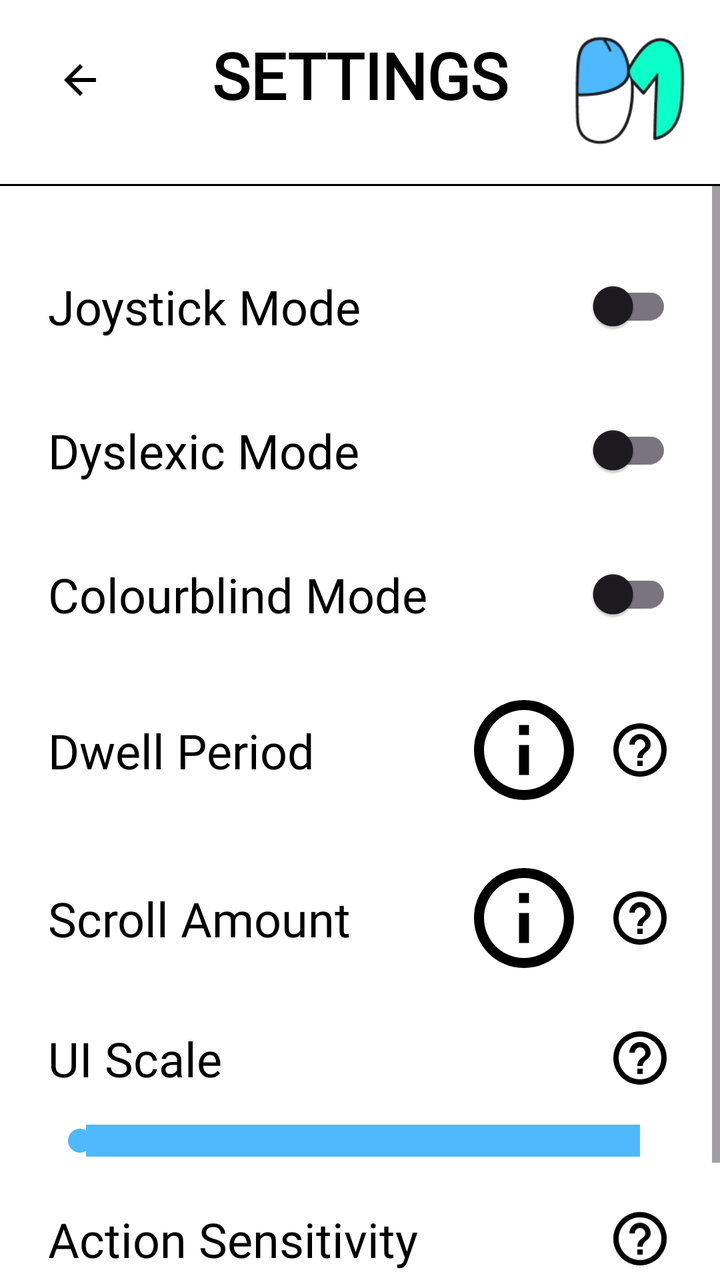
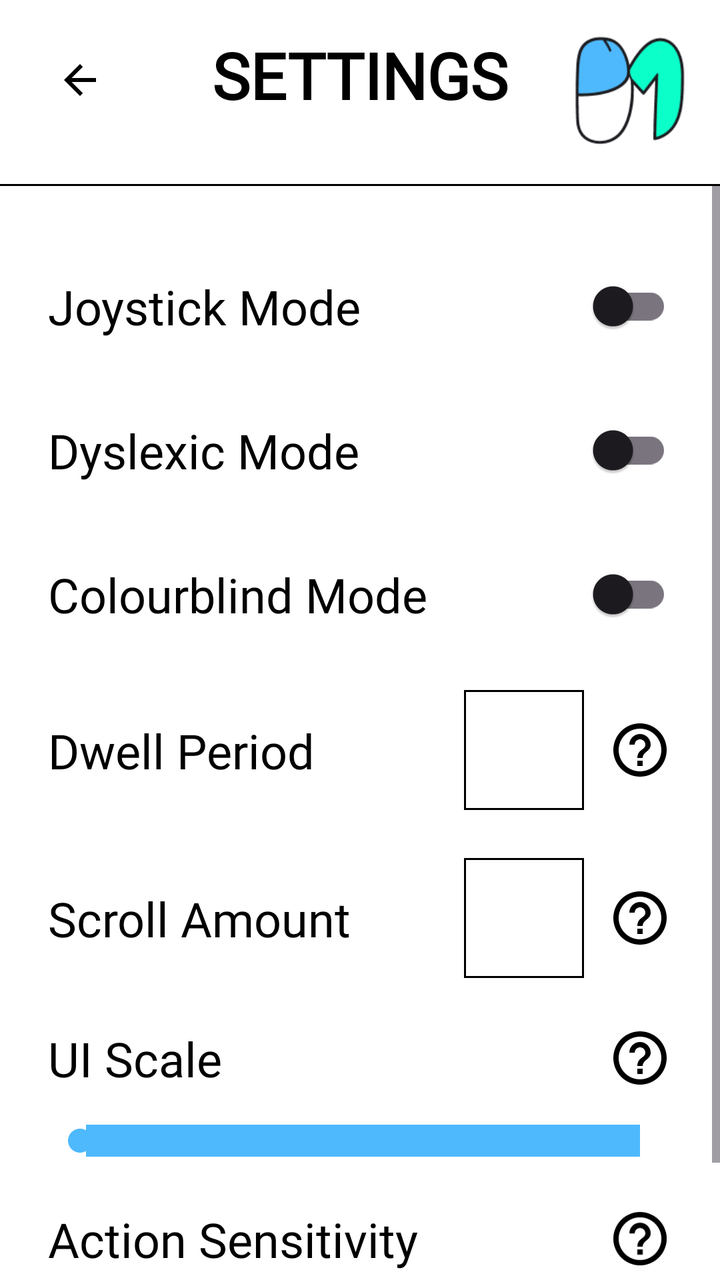

Screens rendered from an Android XML layout before and after an edit, with the pre-edit source and the edit as a unified diff.
<!-- AndroidManifest.xml: application theme Theme.Phomouse -->
<!-- res/layout/screen_settings.xml -->
<?xml version="1.0" encoding="utf-8"?>
<androidx.constraintlayout.widget.ConstraintLayout xmlns:android="http://schemas.android.com/apk/res/android"
    xmlns:app="http://schemas.android.com/apk/res-auto"
    android:id="@+id/screen_settings"
    android:layout_width="match_parent"
    android:layout_height="match_parent"
    android:background="@color/white">

    <androidx.constraintlayout.widget.ConstraintLayout
        android:id="@+id/header_settings"
        android:layout_width="match_parent"
        android:layout_height="wrap_content"
        android:padding="16dp"
        app:layout_constraintTop_toTopOf="parent">

        <ImageButton
            android:id="@+id/btn_back_settings"
            android:layout_width="48dp"
            android:layout_height="48dp"
            android:src="@drawable/ic_arrow_back"
            android:background="?attr/selectableItemBackgroundBorderless"
            app:layout_constraintStart_toStartOf="parent"
            app:layout_constraintTop_toTopOf="parent" />

        <TextView
            android:layout_width="wrap_content"
            android:layout_height="wrap_content"
            android:text="SETTINGS"
            android:textSize="32sp"
            android:textStyle="bold"
            android:textColor="@color/black"
            android:fontFamily="@font/atkinson"
            app:layout_constraintStart_toStartOf="parent"
            app:layout_constraintEnd_toEndOf="parent"
            app:layout_constraintTop_toTopOf="parent" />

        <ImageView
            android:id="@+id/logo_settings"
            android:layout_width="60dp"
            android:layout_height="60dp"
            android:src="@drawable/ic_logo"
            app:layout_constraintEnd_toEndOf="parent"
            app:layout_constraintTop_toTopOf="parent" />

    </androidx.constraintlayout.widget.ConstraintLayout>

    <View
        android:id="@+id/divider_settings"
        android:layout_width="match_parent"
        android:layout_height="1dp"
        android:background="@color/black"
        app:layout_constraintTop_toBottomOf="@id/header_settings" />

    <ScrollView
        android:layout_width="match_parent"
        android:layout_height="0dp"
        app:layout_constraintTop_toBottomOf="@id/divider_settings"
        app:layout_constraintBottom_toBottomOf="parent">

        <LinearLayout
            android:layout_width="match_parent"
            android:layout_height="wrap_content"
            android:orientation="vertical"
            android:padding="24dp">

            
            <androidx.constraintlayout.widget.ConstraintLayout
                android:layout_width="match_parent"
                android:layout_height="wrap_content"
                android:paddingVertical="12dp">
                <TextView
                    android:layout_width="0dp"
                    android:layout_height="wrap_content"
                    android:text="Joystick Mode"
                    android:textSize="24sp"
                    android:textColor="@color/black"
                    android:fontFamily="@font/atkinson"
                    app:layout_constraintStart_toStartOf="parent"
                    app:layout_constraintEnd_toStartOf="@id/switch_joystick"
                    app:layout_constraintTop_toTopOf="parent"
                    app:layout_constraintBottom_toBottomOf="parent"/>
                <androidx.appcompat.widget.SwitchCompat
                    android:id="@+id/switch_joystick"
                    android:layout_width="wrap_content"
                    android:layout_height="wrap_content"
                    app:layout_constraintEnd_toEndOf="parent"
                    app:layout_constraintTop_toTopOf="parent"
                    app:layout_constraintBottom_toBottomOf="parent"/>
            </androidx.constraintlayout.widget.ConstraintLayout>

            
            <androidx.constraintlayout.widget.ConstraintLayout
                android:layout_width="match_parent"
                android:layout_height="wrap_content"
                android:paddingVertical="12dp">
                <TextView
                    android:layout_width="0dp"
                    android:layout_height="wrap_content"
                    android:text="Dyslexic Mode"
                    android:textSize="24sp"
                    android:textColor="@color/black"
                    android:fontFamily="@font/atkinson"
                    app:layout_constraintStart_toStartOf="parent"
                    app:layout_constraintEnd_toStartOf="@id/switch_dyslexic"
                    app:layout_constraintTop_toTopOf="parent"
                    app:layout_constraintBottom_toBottomOf="parent"/>
                <androidx.appcompat.widget.SwitchCompat
                    android:id="@+id/switch_dyslexic"
                    android:layout_width="wrap_content"
                    android:layout_height="wrap_content"
                    app:layout_constraintEnd_toEndOf="parent"
                    app:layout_constraintTop_toTopOf="parent"
                    app:layout_constraintBottom_toBottomOf="parent"/>
            </androidx.constraintlayout.widget.ConstraintLayout>

            
            <androidx.constraintlayout.widget.ConstraintLayout
                android:layout_width="match_parent"
                android:layout_height="wrap_content"
                android:paddingVertical="12dp">
                <TextView
                    android:layout_width="0dp"
                    android:layout_height="wrap_content"
                    android:text="Colourblind Mode"
                    android:textSize="24sp"
                    android:textColor="@color/black"
                    android:fontFamily="@font/atkinson"
                    app:layout_constraintStart_toStartOf="parent"
                    app:layout_constraintEnd_toStartOf="@id/switch_colourblind"
                    app:layout_constraintTop_toTopOf="parent"
                    app:layout_constraintBottom_toBottomOf="parent"/>
                <androidx.appcompat.widget.SwitchCompat
                    android:id="@+id/switch_colourblind"
                    android:layout_width="wrap_content"
                    android:layout_height="wrap_content"
                    app:layout_constraintEnd_toEndOf="parent"
                    app:layout_constraintTop_toTopOf="parent"
                    app:layout_constraintBottom_toBottomOf="parent"/>
            </androidx.constraintlayout.widget.ConstraintLayout>

            
            <androidx.constraintlayout.widget.ConstraintLayout
                android:layout_width="match_parent"
                android:layout_height="wrap_content"
                android:paddingVertical="12dp">
                <TextView
                    android:id="@+id/label_dwell"
                    android:layout_width="0dp"
                    android:layout_height="wrap_content"
                    android:text="Dwell Period"
                    android:textSize="24sp"
                    android:textColor="@color/black"
                    android:fontFamily="@font/atkinson"
                    app:layout_constraintStart_toStartOf="parent"
                    app:layout_constraintEnd_toStartOf="@id/edit_dwell"
                    app:layout_constraintTop_toTopOf="parent"
                    app:layout_constraintBottom_toBottomOf="parent"/>
                <EditText
                    android:id="@+id/edit_dwell"
                    android:layout_width="60dp"
                    android:layout_height="60dp"
                    android:background="@drawable/ic_placeholder"
                    android:backgroundTint="@color/black"
                    android:inputType="number"
                    android:textAlignment="center"
                    android:textColor="@color/black"
                    android:layout_marginEnd="12dp"
                    app:layout_constraintEnd_toStartOf="@id/help_dwell"
                    app:layout_constraintTop_toTopOf="parent"
                    app:layout_constraintBottom_toBottomOf="parent"/>
                <ImageView
                    android:id="@+id/help_dwell"
                    android:layout_width="32dp"
                    android:layout_height="32dp"
                    android:src="@drawable/ic_help"
                    app:layout_constraintEnd_toEndOf="parent"
                    app:layout_constraintTop_toTopOf="parent"
                    app:layout_constraintBottom_toBottomOf="parent"/>
            </androidx.constraintlayout.widget.ConstraintLayout>

            
            <androidx.constraintlayout.widget.ConstraintLayout
                android:layout_width="match_parent"
                android:layout_height="wrap_content"
                android:paddingVertical="12dp">
                <TextView
                    android:id="@+id/label_scroll"
                    android:layout_width="0dp"
                    android:layout_height="wrap_content"
                    android:text="Scroll Amount"
                    android:textSize="24sp"
                    android:textColor="@color/black"
                    android:fontFamily="@font/atkinson"
                    app:layout_constraintStart_toStartOf="parent"
                    app:layout_constraintEnd_toStartOf="@id/edit_scroll"
                    app:layout_constraintTop_toTopOf="parent"
                    app:layout_constraintBottom_toBottomOf="parent"/>
                <EditText
                    android:id="@+id/edit_scroll"
                    android:layout_width="60dp"
                    android:layout_height="60dp"
                    android:background="@drawable/ic_placeholder"
                    android:backgroundTint="@color/black"
                    android:inputType="number"
                    android:textAlignment="center"
                    android:textColor="@color/black"
                    android:layout_marginEnd="12dp"
                    app:layout_constraintEnd_toStartOf="@id/help_scroll"
                    app:layout_constraintTop_toTopOf="parent"
                    app:layout_constraintBottom_toBottomOf="parent"/>
                <ImageView
                    android:id="@+id/help_scroll"
                    android:layout_width="32dp"
                    android:layout_height="32dp"
                    android:src="@drawable/ic_help"
                    app:layout_constraintEnd_toEndOf="parent"
                    app:layout_constraintTop_toTopOf="parent"
                    app:layout_constraintBottom_toBottomOf="parent"/>
            </androidx.constraintlayout.widget.ConstraintLayout>

            
            <LinearLayout
                android:layout_width="match_parent"
                android:layout_height="wrap_content"
                android:orientation="vertical"
                android:paddingVertical="12dp">
                <androidx.constraintlayout.widget.ConstraintLayout
                    android:layout_width="match_parent"
                    android:layout_height="wrap_content">
                    <TextView
                        android:layout_width="wrap_content"
                        android:layout_height="wrap_content"
                        android:text="UI Scale"
                        android:textSize="24sp"
                        android:textColor="@color/black"
                        android:fontFamily="@font/atkinson"
                        app:layout_constraintStart_toStartOf="parent"
                        app:layout_constraintTop_toTopOf="parent" />
                    <ImageView
                        android:layout_width="32dp"
                        android:layout_height="32dp"
                        android:src="@drawable/ic_help"
                        app:layout_constraintEnd_toEndOf="parent"
                        app:layout_constraintTop_toTopOf="parent" />
                </androidx.constraintlayout.widget.ConstraintLayout>
                <SeekBar
                    android:id="@+id/seekbar_ui_scale"
                    android:layout_width="match_parent"
                    android:layout_height="wrap_content"
                    android:layout_marginTop="16dp"
                    android:progressDrawable="@color/primary"
                    android:thumbTint="@color/primary" />
            </LinearLayout>

            
            <LinearLayout
                android:layout_width="match_parent"
                android:layout_height="wrap_content"
                android:orientation="vertical"
                android:paddingVertical="12dp">
                <androidx.constraintlayout.widget.ConstraintLayout
                    android:layout_width="match_parent"
                    android:layout_height="wrap_content">
                    <TextView
                        android:layout_width="wrap_content"
                        android:layout_height="wrap_content"
                        android:text="Action Sensitivity"
                        android:textSize="24sp"
                        android:textColor="@color/black"
                        android:fontFamily="@font/atkinson"
                        app:layout_constraintStart_toStartOf="parent"
                        app:layout_constraintTop_toTopOf="parent" />
                    <ImageView
                        android:layout_width="32dp"
                        android:layout_height="32dp"
                        android:src="@drawable/ic_help"
                        app:layout_constraintEnd_toEndOf="parent"
                        app:layout_constraintTop_toTopOf="parent" />
                </androidx.constraintlayout.widget.ConstraintLayout>
                <SeekBar
                    android:id="@+id/seekbar_sensitivity"
                    android:layout_width="match_parent"
                    android:layout_height="wrap_content"
                    android:layout_marginTop="16dp"
                    android:progressDrawable="@color/primary"
                    android:thumbTint="@color/primary" />
            </LinearLayout>

        </LinearLayout>
    </ScrollView>

</androidx.constraintlayout.widget.ConstraintLayout>
<!-- resources referenced by this layout -->
<resources>
  <color name="black">#FF000000</color>
  <color name="primary">#4EB9FD</color>
  <color name="white">#FFFFFFFF</color>
  <!-- drawable ic_arrow_back (drawable) -->
  <vector xmlns:android="http://schemas.android.com/apk/res/android"
      android:width="24dp"
      android:height="24dp"
      android:viewportWidth="24"
      android:viewportHeight="24">
      <path
          android:fillColor="#000000"
          android:pathData="M20,11H7.83l5.59,-5.59L12,4l-8,8 8,8 1.41,-1.41L7.83,13H20V11Z"/>
  </vector>
  <!-- drawable ic_help (drawable) -->
  <vector xmlns:android="http://schemas.android.com/apk/res/android"
      android:width="24dp"
      android:height="24dp"
      android:viewportWidth="24"
      android:viewportHeight="24">
      <path
          android:fillColor="#000000"
          android:pathData="M11,18h2v-2h-2v2zM12,2C6.48,2 2,6.48 2,12s4.48,10 10,10 10,-4.48 10,-10S17.52,2 12,2zM12,20c-4.41,0 -8,-3.59 -8,-8s3.59,-8 8,-8 8,3.59 8,8 -3.59,8 -8,8zM12,6c-2.21,0 -4,1.79 -4,4h2c0,-1.1 0.9,-2 2,-2s2,0.9 2,2c0,2 -3,1.75 -3,5h2c0,-2.25 3,-2.5 3,-5 0,-2.21 -1.79,-4 -4,-4z"/>
  </vector>
  <!-- drawable ic_logo: png bitmap (drawable, 10094 bytes) -->
  <!-- drawable ic_placeholder (drawable) -->
  <vector xmlns:android="http://schemas.android.com/apk/res/android"
      android:width="24dp"
      android:height="24dp"
      android:viewportWidth="24"
      android:viewportHeight="24">
      <path
          android:fillColor="#888888"
          android:pathData="M12,2C6.47,2 2,6.47 2,12s4.47,10 10,10 10,-4.47 10,-10S17.53,2 12,2zM12,20c-4.41,0 -8,-3.59 -8,-8s3.59,-8 8,-8 8,3.59 8,8 -3.59,8 -8,8zM11,7h2v2h-2zM11,11h2v6h-2z"/>
  </vector>
  <style name="Theme.Phomouse" parent="Base.Theme.Phomouse" />
  <style name="Base.Theme.Phomouse" parent="Theme.Material3.DayNight.NoActionBar">
          <item name="colorPrimary">@color/primary</item>
          <item name="colorAccent">@color/accent</item>
          <item name="android:windowBackground">@color/white</item>
      </style>
  <color name="accent">#0BFEC8</color>
</resources>

<!-- the commit's change to res/layout/screen_settings.xml (unified diff, before → after) -->
@@ -159,8 +159,8 @@
                     android:id="@+id/edit_dwell"
                     android:layout_width="60dp"
                     android:layout_height="60dp"
-                    android:background="@drawable/ic_placeholder"
-                    android:backgroundTint="@color/black"
+                    android:background="@drawable/edit_text_border"
+                    android:textCursorDrawable="@drawable/black_cursor"
                     android:inputType="number"
                     android:textAlignment="center"
                     android:textColor="@color/black"
@@ -199,8 +199,8 @@
                     android:id="@+id/edit_scroll"
                     android:layout_width="60dp"
                     android:layout_height="60dp"
-                    android:background="@drawable/ic_placeholder"
-                    android:backgroundTint="@color/black"
+                    android:background="@drawable/edit_text_border"
+                    android:textCursorDrawable="@drawable/black_cursor"
                     android:inputType="number"
                     android:textAlignment="center"
                     android:textColor="@color/black"
<!-- resource entries referenced after the edit -->
@@ -3,6 +3,25 @@
   <color name="black">#FF000000</color>
   <color name="primary">#4EB9FD</color>
   <color name="white">#FFFFFFFF</color>
+  <!-- drawable black_cursor (drawable) -->
+  <?xml version="1.0" encoding="utf-8"?>
+  <shape xmlns:android="http://schemas.android.com/apk/res/android">
+      <size android:width="2dp" />
+      <solid android:color="@color/black" />
+  </shape>
+  <!-- drawable edit_text_border (drawable) -->
+  <?xml version="1.0" encoding="utf-8"?>
+  <shape xmlns:android="http://schemas.android.com/apk/res/android">
+      <stroke
+          android:width="1dp"
+          android:color="@color/black" />
+      <solid android:color="@color/white" />
+      <padding
+          android:left="4dp"
+          android:right="4dp"
+          android:top="4dp"
+          android:bottom="4dp" />
+  </shape>
   <!-- drawable ic_arrow_back (drawable) -->
   <vector xmlns:android="http://schemas.android.com/apk/res/android"
       android:width="24dp"
@@ -24,16 +43,6 @@
           android:pathData="M11,18h2v-2h-2v2zM12,2C6.48,2 2,6.48 2,12s4.48,10 10,10 10,-4.48 10,-10S17.52,2 12,2zM12,20c-4.41,0 -8,-3.59 -8,-8s3.59,-8 8,-8 8,3.59 8,8 -3.59,8 -8,8zM12,6c-2.21,0 -4,1.79 -4,4h2c0,-1.1 0.9,-2 2,-2s2,0.9 2,2c0,2 -3,1.75 -3,5h2c0,-2.25 3,-2.5 3,-5 0,-2.21 -1.79,-4 -4,-4z"/>
   </vector>
   <!-- drawable ic_logo: png bitmap (drawable, 10094 bytes) -->
-  <!-- drawable ic_placeholder (drawable) -->
-  <vector xmlns:android="http://schemas.android.com/apk/res/android"
-      android:width="24dp"
-      android:height="24dp"
-      android:viewportWidth="24"
-      android:viewportHeight="24">
-      <path
-          android:fillColor="#888888"
-          android:pathData="M12,2C6.47,2 2,6.47 2,12s4.47,10 10,10 10,-4.47 10,-10S17.53,2 12,2zM12,20c-4.41,0 -8,-3.59 -8,-8s3.59,-8 8,-8 8,3.59 8,8 -3.59,8 -8,8zM11,7h2v2h-2zM11,11h2v6h-2z"/>
-  </vector>
   <style name="Theme.Phomouse" parent="Base.Theme.Phomouse" />
   <style name="Base.Theme.Phomouse" parent="Theme.Material3.DayNight.NoActionBar">
           <item name="colorPrimary">@color/primary</item>
